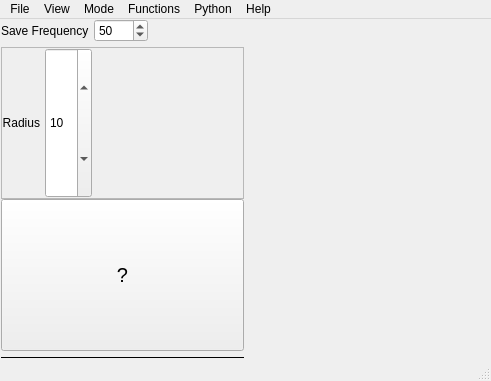
This is tools/paint/drishtipaint.ui in nci/drishti as Qt 5 draws it before an edit. The edited form follows.
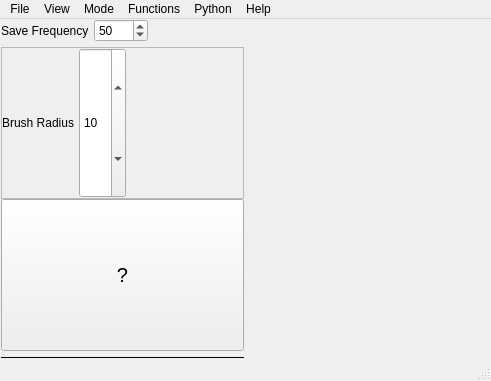
This is the edited form.

Patch:
```diff
--- a/tools/paint/drishtipaint.ui
+++ b/tools/paint/drishtipaint.ui
@@ -199,7 +199,7 @@
                    </sizepolicy>
                   </property>
                   <property name="text">
-                   <string>Radius</string>
+                   <string>Brush Radius</string>
                   </property>
                   <property name="alignment">
                    <set>Qt::AlignmentFlag::AlignRight|Qt::AlignmentFlag::AlignTrailing|Qt::AlignmentFlag::AlignVCenter</set>
```
Left out of the diff: 6 changed lines with no effect on the pictures.
